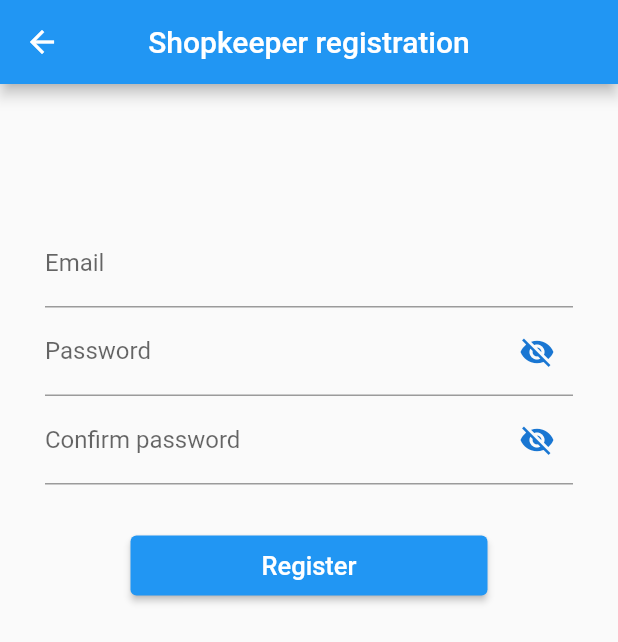
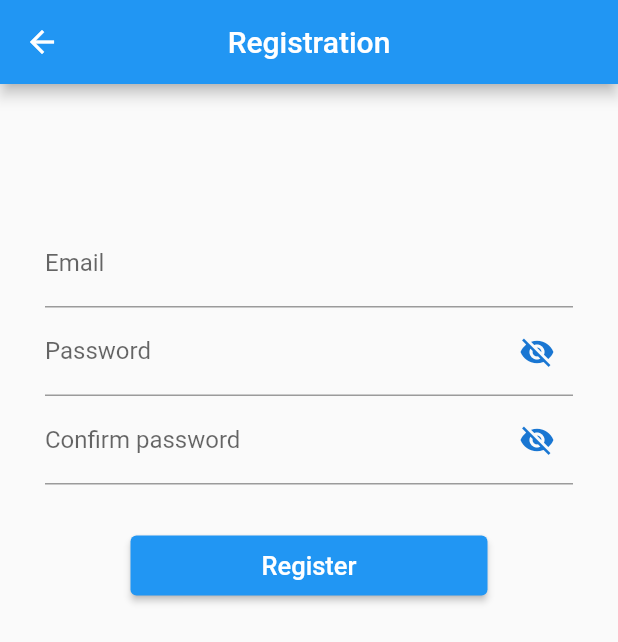
Before and after one commit to thomasajai001/PII-Tracker-COVID_Edition, a Flutter app: the screen it shows after launch, tab 2 chosen, after a tap on "Sign Up", on a phone screen of 412 x 824 dp. Shown: the top 642 px of the screen. Run offline on Flutter 3.47's test engine with Material 2 defaults, Android fonts, the light colour scheme and no system bars; our stand-ins replace cloud_firestore, firebase_auth, firebase_core, firebase_storage, flutter_signin_button, flutter_spinkit and 6 more; missing offline and left inert: barcode_scan_fix; accounts and stored records are empty.

Commit message:
Updated the necessary

```diff
--- a/lib/main.dart
+++ b/lib/main.dart
@@ -22,7 +22,6 @@ void main() {
   runApp(MyApp());
 }
 
-
 class MyApp extends StatefulWidget {
   @override
   _MyAppState createState() => _MyAppState();
@@ -32,6 +31,7 @@ class _MyAppState extends State<MyApp> {
   @override
   Widget build(BuildContext context) {
     return MaterialApp(
+      debugShowCheckedModeBanner: false,
       // theme: themeData(ThemeConfig.lightTheme),
       // darkTheme: themeData(ThemeConfig.darkTheme),
       //  darkTheme: darkThemeData(context),
@@ -112,7 +112,7 @@ class _MyHomePageState extends State<MyHomePage> {
           secondChild: Container(
             child: Padding(
               padding: const EdgeInsets.all(8.0),
-              child: FlutterLogo(),
+              child: Image.asset('assets/icon.png'),
             ),
             height: 100.0,
             width: 200.0,
--- a/lib/ui/customer/customer_launch_page.dart
+++ b/lib/ui/customer/customer_launch_page.dart
@@ -21,10 +21,15 @@ class _CustomerLaunchPageState extends State<CustomerLaunchPage> {
         mainAxisAlignment: MainAxisAlignment.center,
         children: [
           ElevatedButton(
+            style: ButtonStyle(
+                shape: MaterialStateProperty.all<RoundedRectangleBorder>(
+                    RoundedRectangleBorder(
+              borderRadius: BorderRadius.circular(50.0),
+            ))),
             onPressed: customerReg,
             child: Container(
               alignment: Alignment.center,
-              width: MediaQuery.of(context).size.width / 1.6,
+              width: MediaQuery.of(context).size.width / 2,
               height: 60,
               child: Text(
                 "Sign Up",
@@ -38,10 +43,15 @@ class _CustomerLaunchPageState extends State<CustomerLaunchPage> {
             height: 30,
           ),
           ElevatedButton(
+            style: ButtonStyle(
+                shape: MaterialStateProperty.all<RoundedRectangleBorder>(
+                    RoundedRectangleBorder(
+              borderRadius: BorderRadius.circular(50.0),
+            ))),
             onPressed: () => {Navigator.pushNamed(context, '/customerSignIn')},
             child: Container(
               alignment: Alignment.center,
-              width: MediaQuery.of(context).size.width / 1.6,
+              width: MediaQuery.of(context).size.width / 2,
               height: 60,
               child: Text(
                 "Login",
--- a/lib/ui/select_user_type.dart
+++ b/lib/ui/select_user_type.dart
@@ -26,7 +26,7 @@ class _SelectUserTypeState extends State<SelectUserType>
       appBar: AppBar(
         automaticallyImplyLeading: false,
         title: Text("Welcome"),
-        backgroundColor: Colors.amber[700],
+        centerTitle: true,
       ),
       body: SafeArea(
         child: TabBarView(
--- a/lib/ui/shopkeeper/shopkeeper_launch_page.dart
+++ b/lib/ui/shopkeeper/shopkeeper_launch_page.dart
@@ -20,10 +20,15 @@ class _ShopkeeperLaunchPageState extends State<ShopkeeperLaunchPage> {
         mainAxisAlignment: MainAxisAlignment.center,
         children: [
           ElevatedButton(
+            style: ButtonStyle(
+                shape: MaterialStateProperty.all<RoundedRectangleBorder>(
+                    RoundedRectangleBorder(
+              borderRadius: BorderRadius.circular(50.0),
+            ))),
             onPressed: customerReg,
             child: Container(
               alignment: Alignment.center,
-              width: MediaQuery.of(context).size.width / 1.6,
+              width: MediaQuery.of(context).size.width / 2,
               height: 60,
               child: Text(
                 "Sign Up",
@@ -37,11 +42,16 @@ class _ShopkeeperLaunchPageState extends State<ShopkeeperLaunchPage> {
             height: 30,
           ),
           ElevatedButton(
+            style: ButtonStyle(
+                shape: MaterialStateProperty.all<RoundedRectangleBorder>(
+                    RoundedRectangleBorder(
+              borderRadius: BorderRadius.circular(50.0),
+            ))),
             onPressed: () =>
                 {Navigator.pushNamed(context, '/shopkeeperSignIn')},
             child: Container(
               alignment: Alignment.center,
-              width: MediaQuery.of(context).size.width / 1.6,
+              width: MediaQuery.of(context).size.width / 2,
               height: 60,
               child: Text(
                 "Login",
--- a/lib/ui/user_register.dart
+++ b/lib/ui/user_register.dart
@@ -101,7 +101,7 @@ class _UserRegisterState extends State<UserRegister> {
   Widget build(BuildContext context) {
     return Scaffold(
       appBar: AppBar(
-        title: Text("Shopkeeper registration"),
+        title: Text("Registration"),
         centerTitle: true,
       ),
       body: SafeArea(
--- a/pubspec.yaml
+++ b/pubspec.yaml
@@ -33,6 +33,7 @@ dependencies:
   barcode_scan_fix: ^1.0.2
   flutter_spinkit: ^5.0.0
   flutter_signin_button: ^2.0.0
+  flutter_launcher_icons: ^0.9.0
   google_fonts: ^2.1.0
   rflutter_alert:
     git: git://github.com/RatelHub/rflutter_alert.git
@@ -47,6 +48,11 @@ dependencies:
 dev_dependencies:
   flutter_test:
     sdk: flutter
+
+flutter_icons:
+  android: true
+  ios: true
+  image_path: "assets/icon.png"
 
 # For information on the generic Dart part of this file, see the
 # following page: https://dart.dev/tools/pub/pubspec
```
Also changed, not shown: assets/icon.png (added), pubspec.lock, 22 other files.
